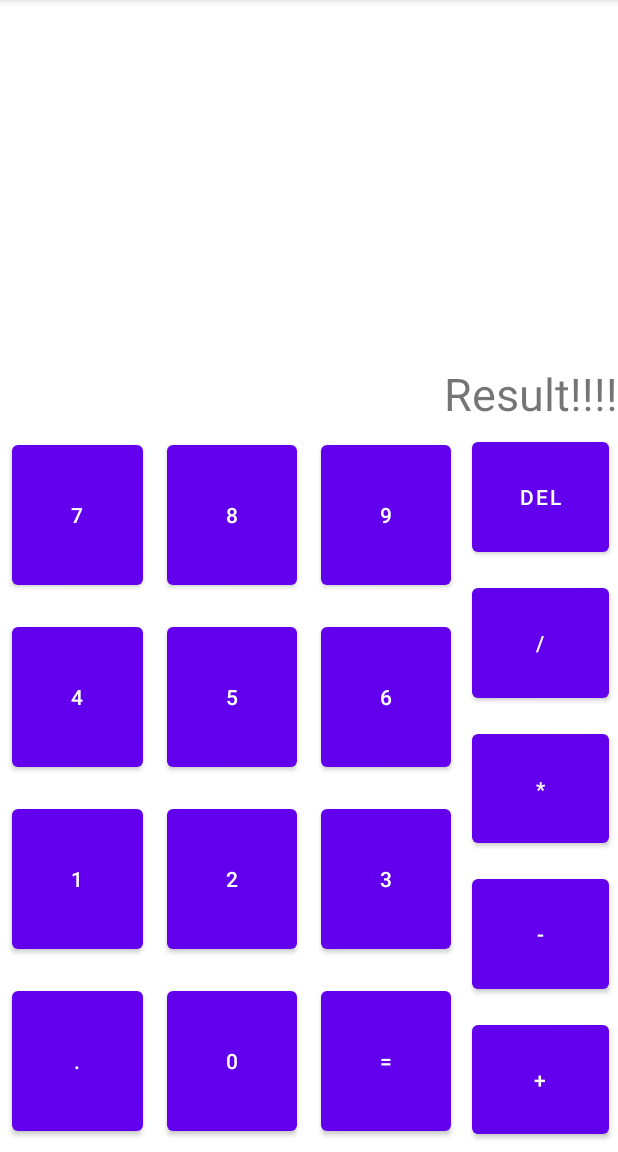
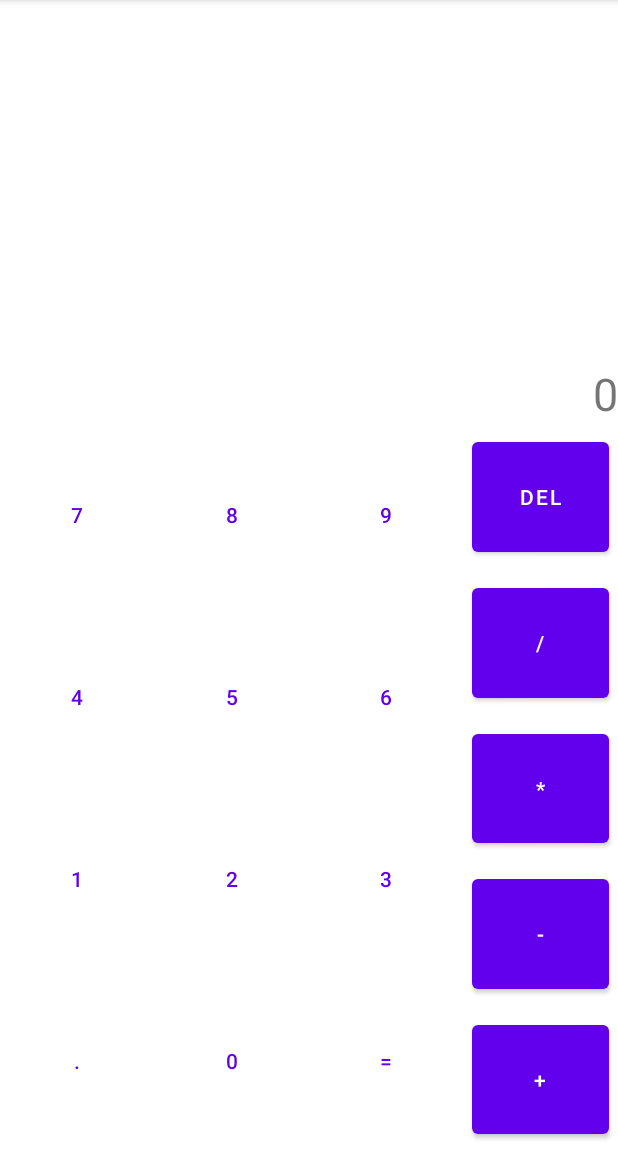
Before and after one commit to ljwoo92/AndroidBasics, an Android app: the CalculatorPractice screen opened directly, with no data from a screen before it, on a phone screen of 412 x 824 dp, the part 84-1236 px from its top. Run offline under Robolectric (Android 15) with nearby library versions, the phone set to English and light mode, and no system bars; Roboto replaces fonts that are not available here.

Commit message:
add calculation logic
- add +, -, *, / operations
- remove warnings
- borderless button applied

```diff
--- a/part2_4/src/main/res/layout/activity_calculator_practice.xml
+++ b/part2_4/src/main/res/layout/activity_calculator_practice.xml
@@ -7,9 +7,9 @@
     <TextView
         android:layout_width="match_parent"
         android:layout_height="wrap_content"
-        android:text="Result!!!!"
-        android:gravity="bottom|right"
-        android:textSize="30dp"
+        android:gravity="bottom|end"
+        android:text="@string/num0"
+        android:textSize="30sp"
         android:id="@+id/tvMainText"
         android:layout_weight="1" />
 
@@ -18,7 +18,7 @@
         android:layout_height="0dp"
         android:layout_weight="2"
         android:orientation="horizontal"
-        android:layout_below="@id/tvMainText">
+        android:baselineAligned="true">
 
         <TableLayout
             android:id="@+id/tableNumbers"
@@ -37,7 +37,8 @@
                     android:layout_height="match_parent"
                     android:layout_weight="1"
                     android:layout_margin="8dp"
-                    android:text="7" />
+                    android:text="@string/num7"
+                    style="?android:attr/buttonBarButtonStyle" />
 
                 <Button
                     android:id="@+id/btn8"
@@ -45,7 +46,8 @@
                     android:layout_height="match_parent"
                     android:layout_weight="1"
                     android:layout_margin="8dp"
-                    android:text="8" />
+                    android:text="@string/num8"
+                    style="?android:attr/buttonBarButtonStyle" />
 
                 <Button
                     android:id="@+id/btn9"
@@ -53,7 +55,8 @@
                     android:layout_height="match_parent"
                     android:layout_weight="1"
                     android:layout_margin="8dp"
-                    android:text="9" />
+                    android:text="@string/num9"
+                    style="?android:attr/buttonBarButtonStyle" />
             </TableRow>
 
             <TableRow
@@ -67,7 +70,8 @@
                     android:layout_height="match_parent"
                     android:layout_weight="1"
                     android:layout_margin="8dp"
-                    android:text="4" />
+                    android:text="@string/num4"
+                    style="?android:attr/buttonBarButtonStyle" />
 
                 <Button
                     android:id="@+id/btn5"
@@ -75,7 +79,8 @@
                     android:layout_height="match_parent"
                     android:layout_weight="1"
                     android:layout_margin="8dp"
-                    android:text="5" />
+                    android:text="@string/num5"
+                    style="?android:attr/buttonBarButtonStyle" />
 
                 <Button
                     android:id="@+id/btn6"
@@ -83,7 +88,8 @@
                     android:layout_height="match_parent"
                     android:layout_weight="1"
                     android:layout_margin="8dp"
-                    android:text="6" />
+                    android:text="@string/num6"
+                    style="?android:attr/buttonBarButtonStyle" />
             </TableRow>
 
             <TableRow
@@ -97,7 +103,8 @@
                     android:layout_height="match_parent"
                     android:layout_weight="1"
                     android:layout_margin="8dp"
-                    android:text="1" />
+                    android:text="@string/num1"
+                    style="?android:attr/buttonBarButtonStyle" />
 
                 <Button
                     android:id="@+id/btn2"
@@ -105,7 +112,8 @@
                     android:layout_height="match_parent"
                     android:layout_weight="1"
                     android:layout_margin="8dp"
-                    android:text="2" />
+                    android:text="@string/num2"
+                    style="?android:attr/buttonBarButtonStyle" />
 
                 <Button
                     android:id="@+id/btn3"
@@ -113,7 +121,8 @@
                     android:layout_height="match_parent"
                     android:layout_weight="1"
                     android:layout_margin="8dp"
-                    android:text="3" />
+                    android:text="@string/num3"
+                    style="?android:attr/buttonBarButtonStyle" />
             </TableRow>
 
             <TableRow
@@ -127,7 +136,8 @@
                     android:layout_height="match_parent"
                     android:layout_weight="1"
                     android:layout_margin="8dp"
-                    android:text="." />
+                    android:text="@string/strDot"
+                    style="?android:attr/buttonBarButtonStyle" />
 
                 <Button
                     android:id="@+id/btn0"
@@ -135,7 +145,8 @@
                     android:layout_height="match_parent"
                     android:layout_weight="1"
                     android:layout_margin="8dp"
-                    android:text="0" />
+                    android:text="@string/num0"
+                    style="?android:attr/buttonBarButtonStyle" />
 
                 <Button
                     android:id="@+id/btnResult"
@@ -143,7 +154,8 @@
                     android:layout_height="match_parent"
                     android:layout_weight="1"
                     android:layout_margin="8dp"
-                    android:text="=" />
+                    android:text="@string/strResult"
+                    style="?android:attr/buttonBarButtonStyle" />
             </TableRow>
         </TableLayout>
 
@@ -161,35 +173,35 @@
                 android:layout_height="0dp"
                 android:layout_rowWeight="1"
                 android:layout_margin="6dp"
-                android:text="DEL" />
+                android:text="@string/strDelete" />
             <Button
                 android:id="@+id/btnDivide"
                 android:layout_width="match_parent"
                 android:layout_height="0dp"
                 android:layout_rowWeight="1"
                 android:layout_margin="6dp"
-                android:text="/" />
+                android:text="@string/strDivide" />
             <Button
                 android:id="@+id/btnMultiply"
                 android:layout_width="match_parent"
                 android:layout_height="0dp"
                 android:layout_rowWeight="1"
                 android:layout_margin="6dp"
-                android:text="*" />
+                android:text="@string/strMultiply" />
             <Button
                 android:id="@+id/btnSubtract"
                 android:layout_width="match_parent"
                 android:layout_height="0dp"
                 android:layout_rowWeight="1"
                 android:layout_margin="6dp"
-                android:text="-" />
+                android:text="@string/strSubtract" />
             <Button
                 android:id="@+id/btnPlus"
                 android:layout_width="match_parent"
                 android:layout_height="0dp"
                 android:layout_rowWeight="1"
                 android:layout_margin="6dp"
-                android:text="+" />
+                android:text="@string/strPlus" />
         </GridLayout>
     </LinearLayout>
 </LinearLayout>
--- a/part2_4/src/main/res/values/strings.xml
+++ b/part2_4/src/main/res/values/strings.xml
@@ -3,4 +3,22 @@
     <string name="tab_1">Tab #1</string>
     <string name="tab_2">Tab #2</string>
     <string name="tab_3">Tab #3</string>
+    <string name="num0">0</string>
+    <string name="num1">1</string>
+    <string name="num2">2</string>
+    <string name="num3">3</string>
+    <string name="num4">4</string>
+    <string name="num5">5</string>
+    <string name="num6">6</string>
+    <string name="num7">7</string>
+    <string name="num8">8</string>
+    <string name="num9">9</string>
+    <string name="strDot">.</string>
+    <string name="strResult">=</string>
+    <string name="strDelete">DEL</string>
+    <string name="strDivide">/</string>
+    <string name="strMultiply">*</string>
+    <string name="strPlus">+</string>
+    <string name="strSubtract">-</string>
+    <string name="strDivideByZeroWarning">#DIV/0!</string>
 </resources>
```
Also changed, not shown: part2_4/src/main/java/com/example/part2_4/CalculatorPractice.java (+186 -0 lines).
